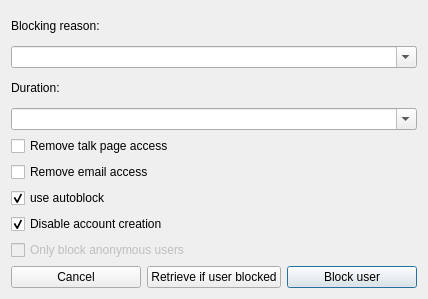
huggle/huggle3-qt-lx, file huggle/blockuser.ui: the form before one commit.
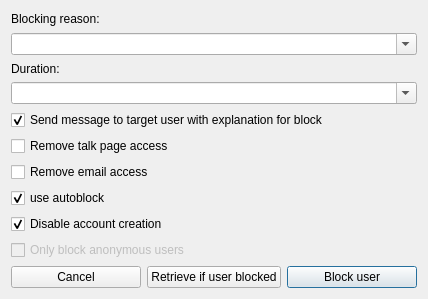
The form after the commit. Icons and pictures are not drawn.

```diff
--- a/huggle/blockuser.ui
+++ b/huggle/blockuser.ui
@@ -46,6 +46,16 @@
      </property>
     </widget>
    </item>
+   <item>
+    <widget class="QCheckBox" name="cbMessageTarget">
+     <property name="text">
+      <string>Send message to target user with explanation for block</string>
+     </property>
+     <property name="checked">
+      <bool>true</bool>
+     </property>
+    </widget>
+   </item>
    <item>
     <widget class="QCheckBox" name="checkBox">
      <property name="text">
```
